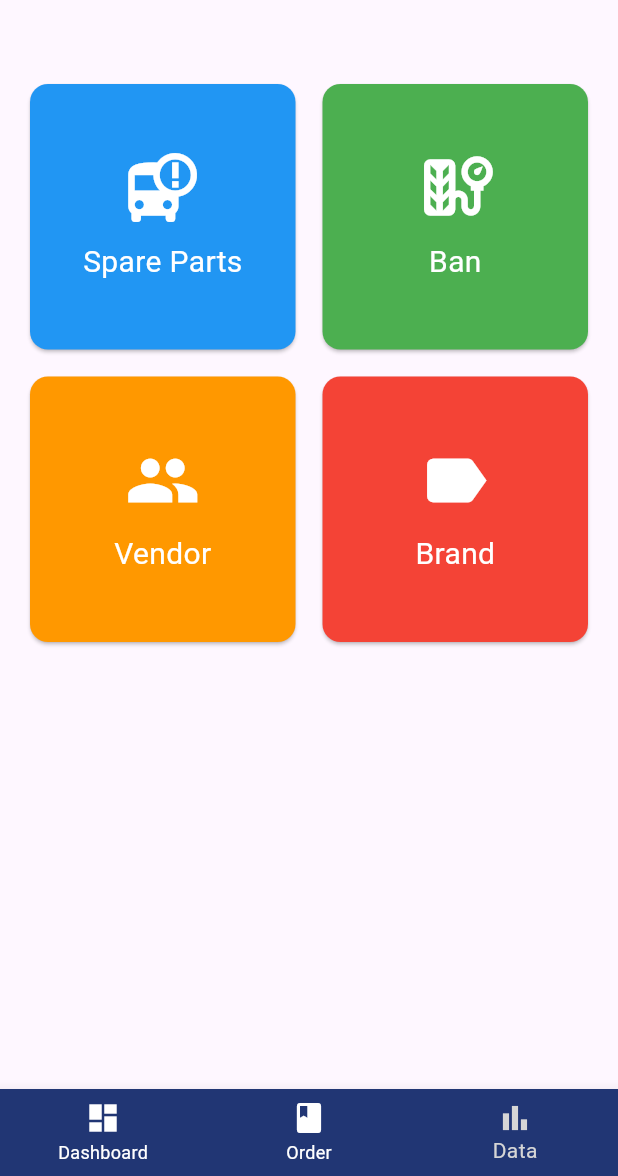
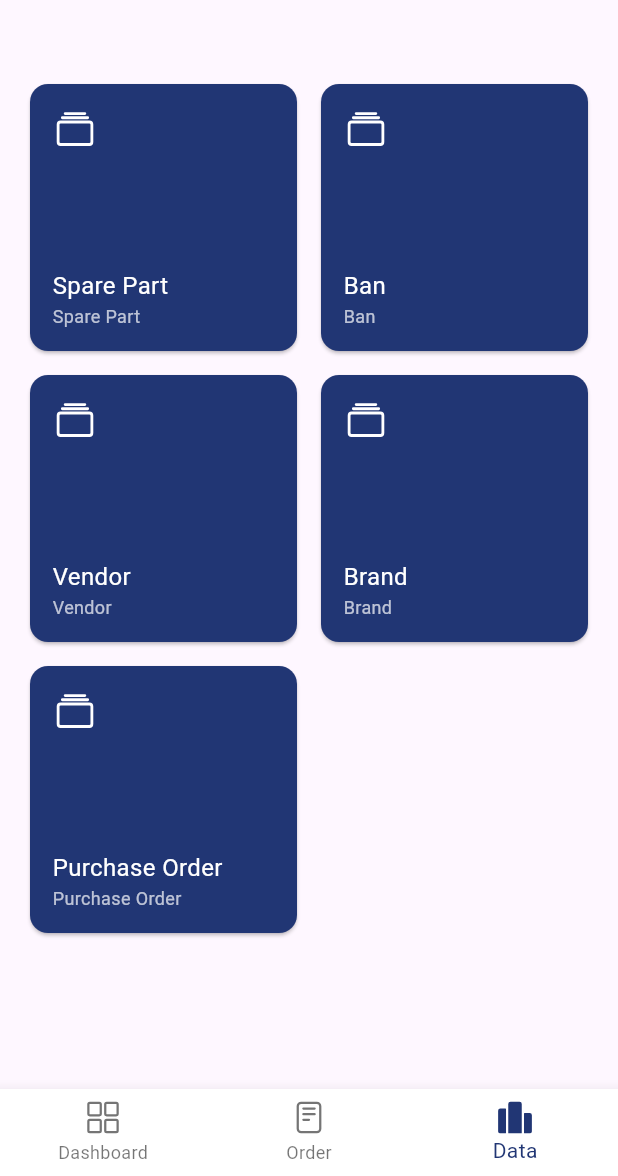
Before and after one commit to indradevision/warehouseapp, a Flutter app: the HomeView screen opened by its route, item 3 of the bottom bar chosen, after a tap on "Ban", on a phone screen of 412 x 824 dp, the part 60-1236 px from its top. Run offline on Flutter 3.47's test engine with Material 3 defaults, Android fonts, the phone set to English and light mode, and no system bars; our stand-ins replace animated_splash_screen, get, ionicons, lottie, shared_preferences; missing offline and left inert: restart_app; accounts and stored records are empty; network calls fail.

Commit message:
fix(layout): mobile navbar interface

```diff
--- a/lib/app/data/constants.dart
+++ b/lib/app/data/constants.dart
@@ -3,4 +3,5 @@ import 'package:flutter/material.dart';
 const double containerPadding = 16.0;
 const Color baseColor = Color(0xFF213674);
 const Color accentColor = Color(0xFF0A2BCC);
+const Color altColor = Color(0xFFFFEA00);
 const Color bodyColor = Color(0xFFF7F8FD);
--- a/lib/app/module/data/views/data_view.dart
+++ b/lib/app/module/data/views/data_view.dart
@@ -1,6 +1,15 @@
+import 'package:Warehouse/app/data/constants.dart';
 import 'package:flutter/material.dart';
+import 'package:ionicons/ionicons.dart';
 
 class DataView extends StatelessWidget {
+  final List<Map<String, dynamic>> _listMenu = [
+    {"name": "Spare Part"},
+    {"name": "Ban"},
+    {"name": "Vendor"},
+    {"name": "Brand"},
+    {"name": "Purchase Order"}
+  ];
   @override
   Widget build(BuildContext context) {
     return Scaffold(
@@ -17,25 +26,38 @@ class DataView extends StatelessWidget {
             Expanded(
               child: GridView.count(
                 crossAxisCount: 2,
-                crossAxisSpacing: 10,
-                mainAxisSpacing: 10,
-                children: <Widget>[
-                  Card(
-                    color: Colors.blue,
+                crossAxisSpacing: 8,
+                mainAxisSpacing: 8,
+                children: _listMenu.map((menu) {
+                  return Card(
+                    color: baseColor,
                     child: InkWell(
                       onTap: () {
                         // Aksi ketika card ditekan
                       },
-                      child: Center(
+                      child: Padding(
+                        padding: const EdgeInsets.all(15),
                         child: Column(
-                          mainAxisSize: MainAxisSize.min,
+                          mainAxisAlignment: MainAxisAlignment.spaceBetween,
+                          crossAxisAlignment: CrossAxisAlignment.start,
                           children: <Widget>[
-                            Icon(Icons.bus_alert, size: 50, color: Colors.white),
-                            SizedBox(height: 10),
-                            Text(
-                              'Spare Parts',
-                              style: TextStyle(fontSize: 20, color: Colors.white),
-                            ),
+                            Icon(Ionicons.albums_outline,
+                                size: 30, color: Colors.white),
+                            Column(
+                              crossAxisAlignment: CrossAxisAlignment.start,
+                              children: [
+                                Text(
+                                  menu['name'],
+                                  style: TextStyle(
+                                      fontSize: 16, color: Colors.white),
+                                ),
+                                Text(
+                                  menu['name'],
+                                  style: TextStyle(
+                                      fontSize: 12, color: Colors.white70),
+                                ),
+                              ],
+                            )
                             // Text(
                             //   '120',
                             //   style: TextStyle(fontSize: 18, color: Colors.white),
@@ -44,83 +66,8 @@ class DataView extends StatelessWidget {
                         ),
                       ),
                     ),
-                  ),
-                  Card(
-                    color: Colors.green,
-                    child: InkWell(
-                      onTap: () {
-                        // Aksi ketika card ditekan
-                      },
-                      child: Center(
-                        child: Column(
-                          mainAxisSize: MainAxisSize.min,
-                          children: <Widget>[
-                            Icon(Icons.tire_repair, size: 50, color: Colors.white),
-                            SizedBox(height: 10),
-                            Text(
-                              'Ban',
-                              style: TextStyle(fontSize: 20, color: Colors.white),
-                            ),
-                            // Text(
-                            //   '12',
-                            //   style: TextStyle(fontSize: 18, color: Colors.white),
-                            // ),
-                          ],
-                        ),
-                      ),
-                    ),
-                  ),
-                  Card(
-                    color: Colors.orange,
-                    child: InkWell(
-                      onTap: () {
-                        // Aksi ketika card ditekan
-                      },
-                      child: Center(
-                        child: Column(
-                          mainAxisSize: MainAxisSize.min,
-                          children: <Widget>[
-                            Icon(Icons.people, size: 50, color: Colors.white),
-                            SizedBox(height: 10),
-                            Text(
-                              'Vendor',
-                              style: TextStyle(fontSize: 20, color: Colors.white),
-                            ),
-                            // Text(
-                            //   '30',
-                            //   style: TextStyle(fontSize: 18, color: Colors.white),
-                            // ),
-                          ],
-                        ),
-                      ),
-                    ),
-                  ),
-                  Card(
-                    color: Colors.red,
-                    child: InkWell(
-                      onTap: () {
-                        // Aksi ketika card ditekan
-                      },
-                      child: Center(
-                        child: Column(
-                          mainAxisSize: MainAxisSize.min,
-                          children: <Widget>[
-                            Icon(Icons.label, size: 50, color: Colors.white),
-                            SizedBox(height: 10),
-                            Text(
-                              'Brand',
-                              style: TextStyle(fontSize: 20, color: Colors.white),
-                            ),
-                            // Text(
-                            //   '5',
-                            //   style: TextStyle(fontSize: 18, color: Colors.white),
-                            // ),
-                          ],
-                        ),
-                      ),
-                    ),
-                  ),
-                ],
+                  );
+                }).toList(),
               ),
             ),
           ],
--- a/lib/app/module/home/views/dashboard_view.dart
+++ b/lib/app/module/home/views/dashboard_view.dart
@@ -1,3 +1,5 @@
+import 'dart:ui';
+
 import 'package:flutter/material.dart';
 import 'package:http/http.dart' as http;
 import 'dart:convert'; // Untuk mengonversi JSON
@@ -218,8 +220,16 @@ class _DashboardViewState extends State<DashboardView> {
                 labelText: 'Pencarian',
                 hintText: 'Cari berdasarkan nama',
                 prefixIcon: Icon(Icons.search),
-                border: OutlineInputBorder(
-                  borderRadius: BorderRadius.all(Radius.circular(10.0)),
+                enabledBorder: OutlineInputBorder(
+                  borderSide: BorderSide(
+                      color: Colors
+                          .grey.shade400), // Warna border saat tidak fokus
+                  borderRadius: BorderRadius.all(Radius.circular(15.0)),
+                ),
+                focusedBorder: OutlineInputBorder(
+                  borderSide:
+                      BorderSide(color: baseColor), // Warna border saat fokus
+                  borderRadius: BorderRadius.all(Radius.circular(15.0)),
                 ),
               ),
               onChanged: (query) {
--- a/lib/app/module/home/views/home_view.dart
+++ b/lib/app/module/home/views/home_view.dart
@@ -7,6 +7,7 @@ import 'package:get/get_core/src/get_main.dart';
 import 'package:restart_app/restart_app.dart';
 import 'package:shared_preferences/shared_preferences.dart';
 import 'package:Warehouse/app/data/constants.dart';
+import 'package:ionicons/ionicons.dart';
 
 class HomeView extends StatefulWidget {
   @override
@@ -158,24 +159,29 @@ class _HomeViewState extends State<HomeView> {
         child: _widgetOptions.elementAt(_selectedIndex),
       ),
       bottomNavigationBar: BottomNavigationBar(
-        backgroundColor: baseColor,
-        items: const <BottomNavigationBarItem>[
+        backgroundColor: Colors.white,
+        items: <BottomNavigationBarItem>[
           BottomNavigationBarItem(
-            icon: Icon(Icons.dashboard),
+            icon: Icon(
+                _selectedIndex == 0 ? Ionicons.grid : Ionicons.grid_outline),
             label: 'Dashboard',
           ),
           BottomNavigationBarItem(
-            icon: Icon(Icons.book_rounded),
+            icon: Icon(_selectedIndex == 1
+                ? Ionicons.reader
+                : Ionicons.reader_outline),
             label: 'Order',
           ),
           BottomNavigationBarItem(
-            icon: Icon(Icons.bar_chart),
+            icon: Icon(_selectedIndex == 2
+                ? Ionicons.podium
+                : Ionicons.podium_outline),
             label: 'Data',
           ),
         ],
         currentIndex: _selectedIndex,
-        selectedItemColor: Colors.grey[350],
-        unselectedItemColor: Colors.white,
+        selectedItemColor: baseColor,
+        unselectedItemColor: Colors.black54,
         onTap: _onItemTapped,
       ),
     );
--- a/pubspec.yaml
+++ b/pubspec.yaml
@@ -17,6 +17,7 @@ dependencies:
   lottie: ^3.1.2
   provider: ^6.1.2
   http: ^1.2.2
+  ionicons: ^0.2.2
 
 dev_dependencies:
   flutter_test:
```
